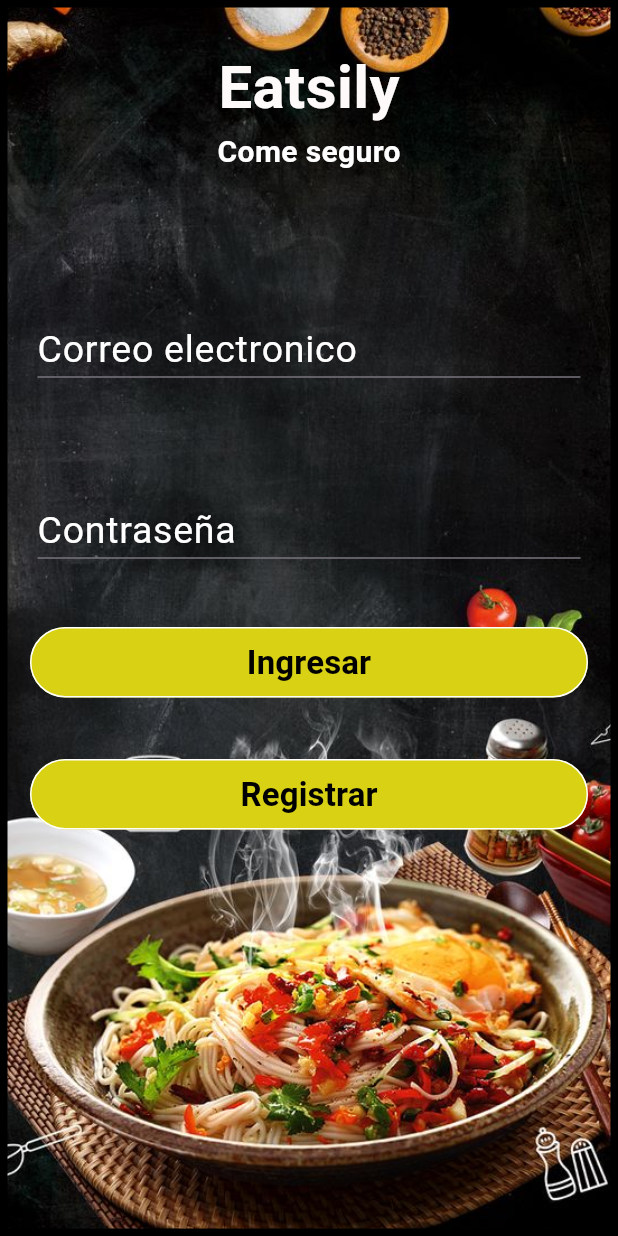
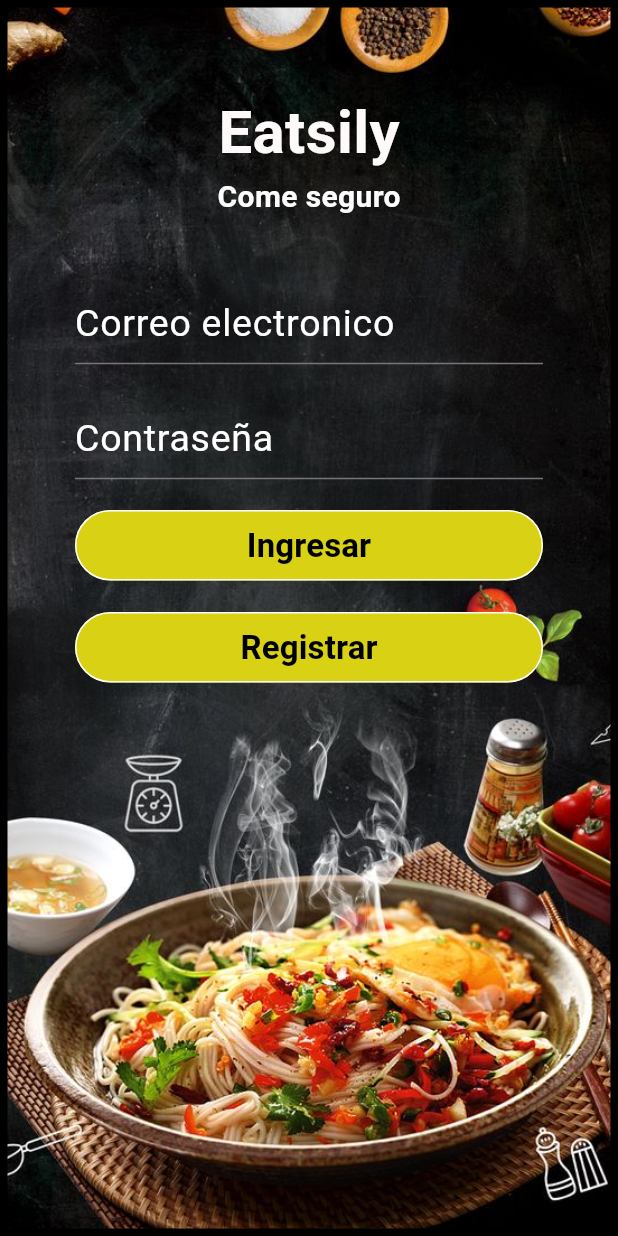
Before and after one commit to gentlemani/flutterSchool, a Flutter app: the screen it shows after launch, on a phone screen of 412 x 824 dp. Run offline on Flutter 3.47's test engine with Material 3 defaults, Android fonts, the phone set to English and light mode, and no system bars; our stand-ins replace firebase_auth, firebase_core; accounts and stored records are empty.

Commit message:
Quitar paddings del login, restructurar codigo simplicidad

```diff
--- a/lib/sesion/login_page.dart
+++ b/lib/sesion/login_page.dart
@@ -48,7 +48,6 @@
         decoration: const InputDecoration(
           alignLabelWithHint: true,
           labelText: 'Contraseña',
-          contentPadding: EdgeInsets.only(top: 30),
           labelStyle: TextStyle(
               fontSize: 25, color: Color.fromARGB(255, 255, 255, 255)),
         ),
@@ -66,7 +65,6 @@
       decoration: const InputDecoration(
         alignLabelWithHint: true,
         labelText: 'Correo electronico',
-        contentPadding: EdgeInsets.only(top: 30),
         labelStyle:
             TextStyle(fontSize: 25, color: Color.fromARGB(255, 255, 255, 255)),
       ),
@@ -139,67 +137,57 @@
     );
   }
 
+  Widget _Fondo() {
+    return Container(
+      decoration: BoxDecoration(
+        border: Border.all(
+          color: Colors.black,
+          width: 5.0,
+        ),
+        image: const DecorationImage(
+          image: AssetImage('assets/Fondo4.jpg'),
+          fit: BoxFit.cover,
+        ),
+      ),
+    );
+  }
+
   @override
   Widget build(BuildContext context) {
     return Scaffold(
         body: Stack(children: [
-      Container(
-        decoration: BoxDecoration(
-            image: const DecorationImage(
-              image: AssetImage('assets/Fondo4.jpg'),
-              fit: BoxFit.cover,
-            ),
-            border: Border.all(
-              color: Colors.black,
-              width: 5.0,
-            )),
-      ),
-      SingleChildScrollView(
+      _Fondo(),
+      Padding(
+        padding: const EdgeInsets.symmetric(vertical: 30, horizontal: 50),
         child: Center(
           child: Column(
             mainAxisAlignment: MainAxisAlignment.start,
             crossAxisAlignment: CrossAxisAlignment.center,
             children: <Widget>[
-              SizedBox(height: MediaQuery.of(context).padding.top),
               const SizedBox(height: 30),
-              const Padding(
-                  padding: EdgeInsets.symmetric(vertical: 0.0),
-                  child: Text(
+              const Text(
                 'Eatsily',
                 style: TextStyle(
                     fontSize: 40.0,
                     fontWeight: FontWeight.bold,
                     color: Color.fromARGB(255, 254, 250, 250)),
-                  )),
-              const Padding(
-                  padding: EdgeInsets.symmetric(vertical: 0.0),
-                  child: Text(
+              ),
+              const Text(
                 'Come seguro',
                 style: TextStyle(
                     fontSize: 20.0,
                     fontWeight: FontWeight.bold,
                     color: Color.fromARGB(255, 255, 255, 255)),
-                  )),
+              ),
+              const SizedBox(height: 20),
+              _entryEmailField(_controllerEmail),
+              _entryPasswordField(_controllerPassword),
+              const SizedBox(height: 20),
+              _submitButton(),
               const SizedBox(
                 height: 20,
               ),
-              Padding(
-                padding: const EdgeInsets.all(25.0),
-                child: _entryEmailField(_controllerEmail),
-              ),
-              Padding(
-                  padding:
-                      const EdgeInsets.symmetric(vertical: 5, horizontal: 25),
-                  child: _entryPasswordField(_controllerPassword)),
-              const SizedBox(height: 20),
-              Padding(
-                padding: const EdgeInsets.all(20.0),
-                child: _submitButton(),
-              ),
-              Padding(
-                padding: const EdgeInsets.all(20.0),
-                child: _registerButton(),
-              ),
+              _registerButton(),
             ],
           ),
         ),
```
Lines whose indentation alone changed are shown as unchanged.
